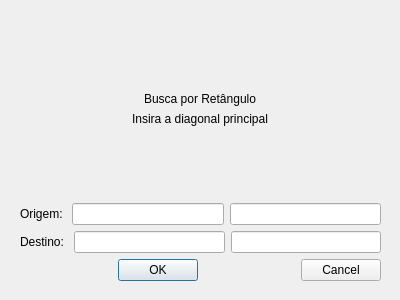
First picture: the form in rectanglesearchwindow.ui, repository josecleiton/GIS-RTree, before the edit.
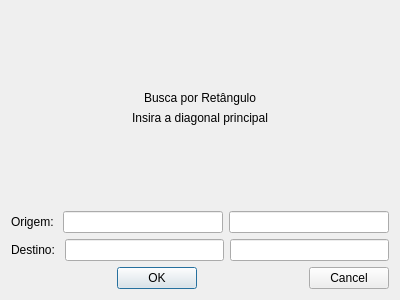
Second picture: the form after the edit.

Commit message: responsividade nas janelas

The edit to the form file:
```diff
--- a/rectanglesearchwindow.ui
+++ b/rectanglesearchwindow.ui
@@ -13,15 +13,8 @@
   <property name="windowTitle">
    <string>Dialog</string>
   </property>
-  <widget class="QWidget" name="">
-   <property name="geometry">
-    <rect>
-     <x>20</x>
-     <y>20</y>
-     <width>361</width>
-     <height>261</height>
-    </rect>
-   </property>
+  <layout class="QVBoxLayout" name="verticalLayout_2">
+   <item>
    <layout class="QVBoxLayout" name="verticalLayout">
     <item alignment="Qt::AlignHCenter|Qt::AlignBottom">
      <widget class="QLabel" name="label">
@@ -93,7 +86,8 @@
      </layout>
     </item>
    </layout>
-  </widget>
+   </item>
+  </layout>
  </widget>
  <resources/>
  <connections>
```
Lines whose indentation alone changed are shown as unchanged. The commit also changes 3 other files.
